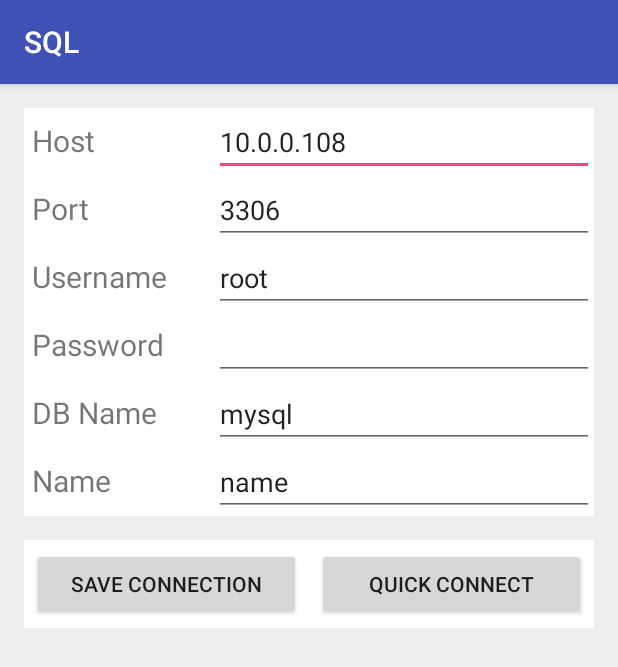
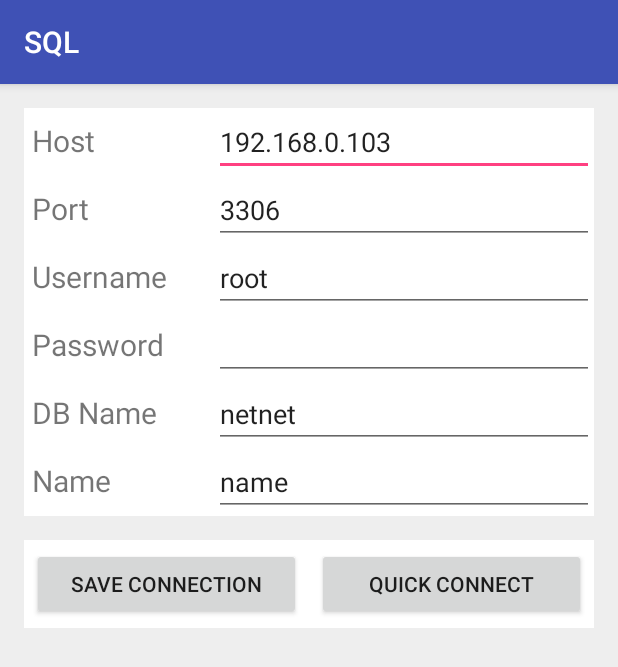
Before and after one commit to tharunaluka/sql, an Android app: the screen it shows after launch (ConnectionActivity), after a tap on "QUICK CONNECT", on a phone screen of 412 x 824 dp. Shown: the top 667 px of the screen. Run offline under Robolectric (Android 15) with nearby library versions, the phone set to English and light mode, and no system bars.

Commit message:
App works!

```diff
--- a/app/src/main/java/com/acetechapps/sql/ConnectionActivity.java
+++ b/app/src/main/java/com/acetechapps/sql/ConnectionActivity.java
@@ -62,7 +62,7 @@ public class ConnectionActivity extends AppCompatActivity{
         String portText = port.getText().toString();
         String usernameText = username.getText().toString();
         String passwordText = password.getText().toString();
-        String dbNameText = password.getText().toString();
+        String dbNameText = dbName.getText().toString();
         new ConnectAsyncTask().execute(hostText, portText,dbNameText, usernameText, passwordText );
     }
 
@@ -76,13 +76,14 @@ public class ConnectionActivity extends AppCompatActivity{
             } catch (Exception e) {
                 e.printStackTrace();
             }
-            Connection con = Utils.connection;
             try {
-                con = DriverManager.getConnection("jdbc:mysql://" + params[0] + ":" + params[1] + "/" + params[2], params[3], params[4]);
+                String url = "jdbc:mysql://" + params[0] + ":" + params[1] + "/" + params[2];
+                System.out.println(url);
+               Utils.connection = DriverManager.getConnection( url, params[3], params[4]);
             } catch (Exception f){
                 f.printStackTrace();
             }
-            if(con!=null){
+            if(Utils.connection!=null){
                 return true;
             }
             return false;
--- a/app/src/main/res/layout/activity_connection.xml
+++ b/app/src/main/res/layout/activity_connection.xml
@@ -34,7 +34,7 @@
                 android:layout_width="0dp"
                 android:layout_height="wrap_content"
                 android:layout_weight="2"
-                android:text="10.0.0.108"
+                android:text="192.168.0.103"
                 android:id="@+id/editHost"/>
 
         </LinearLayout>
@@ -125,7 +125,7 @@
                 android:layout_height="wrap_content"
                 android:layout_weight="2"
                 android:ems="10"
-                android:text="mysql"
+                android:text="netnet"
                 android:id="@+id/editdbName"/>
 
         </LinearLayout>
```
Also changed, not shown: app/src/main/java/com/acetechapps/sql/MainActivity.java (+22 -9 lines).
